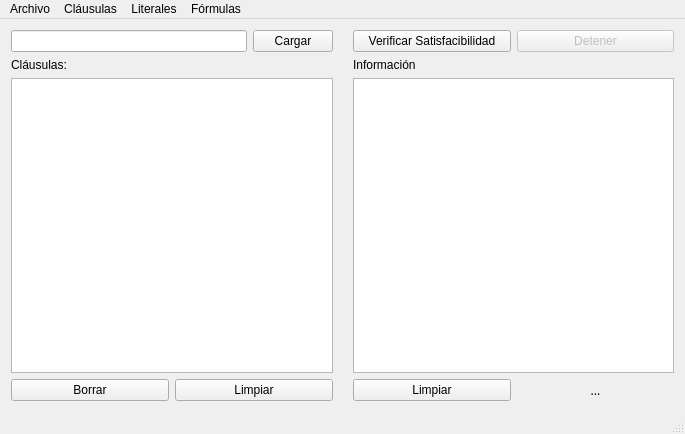
First picture: the form in gui/qclprover.ui, repository lagenar/clprover, before the edit.
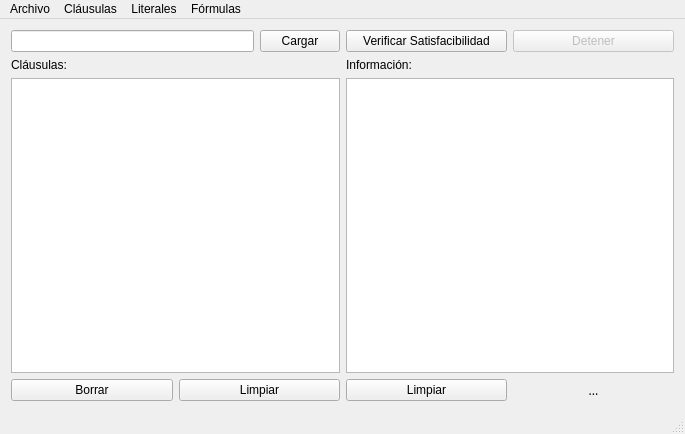
Second picture: the form after the edit.

Commit message: Se mejoraron los mensajes de la interfaz, se agregaron atajos y se agregó la traducción al inglés

What changed in the file:
```diff
--- a/gui/qclprover.ui
+++ b/gui/qclprover.ui
@@ -14,11 +14,8 @@
    <string>clprover</string>
   </property>
   <widget class="QWidget" name="centralWidget">
-   <layout class="QHBoxLayout" name="horizontalLayout_5">
-    <property name="spacing">
-     <number>20</number>
-    </property>
-    <item>
+   <layout class="QGridLayout" name="gridLayout">
+    <item row="0" column="0">
      <layout class="QVBoxLayout" name="verticalLayout">
       <item>
        <layout class="QHBoxLayout" name="horizontalLayout">
@@ -64,7 +61,7 @@
       </item>
      </layout>
     </item>
-    <item>
+    <item row="0" column="1">
      <layout class="QVBoxLayout" name="verticalLayout_2">
       <item>
        <layout class="QHBoxLayout" name="horizontalLayout_3">
@@ -90,7 +87,7 @@
       <item>
        <widget class="QLabel" name="label_2">
         <property name="text">
-         <string>Información</string>
+         <string>Información:</string>
         </property>
        </widget>
       </item>
```
Left out of the diff: 63 changed lines with no effect on the pictures. The commit also changes 6 other files.
